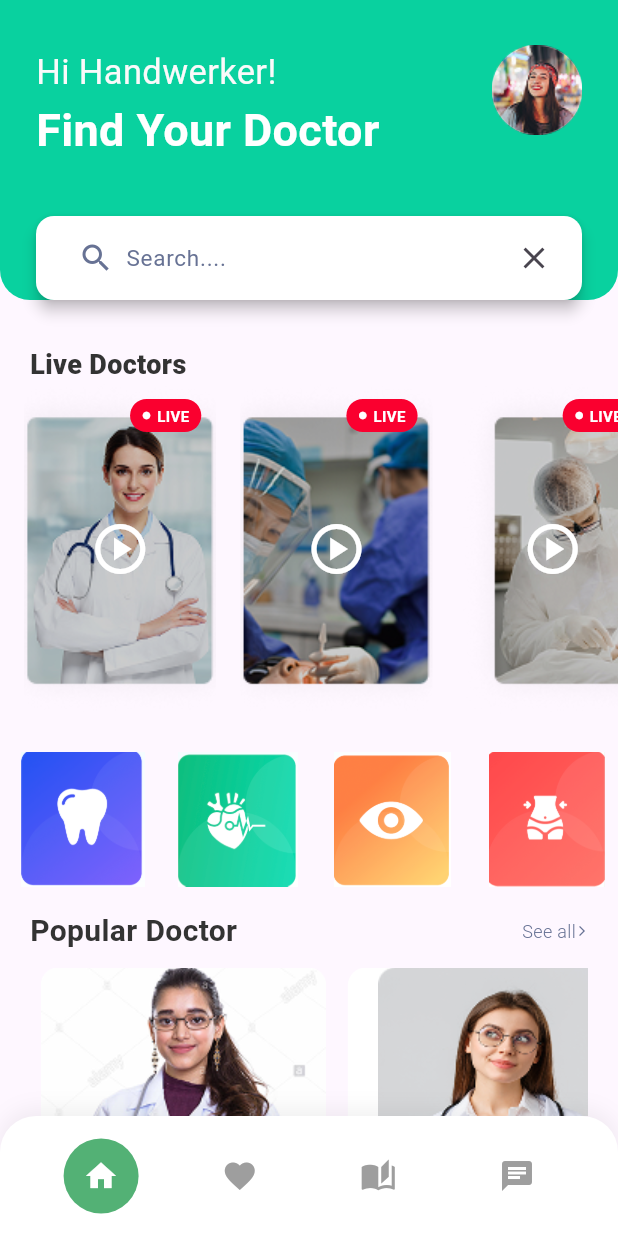
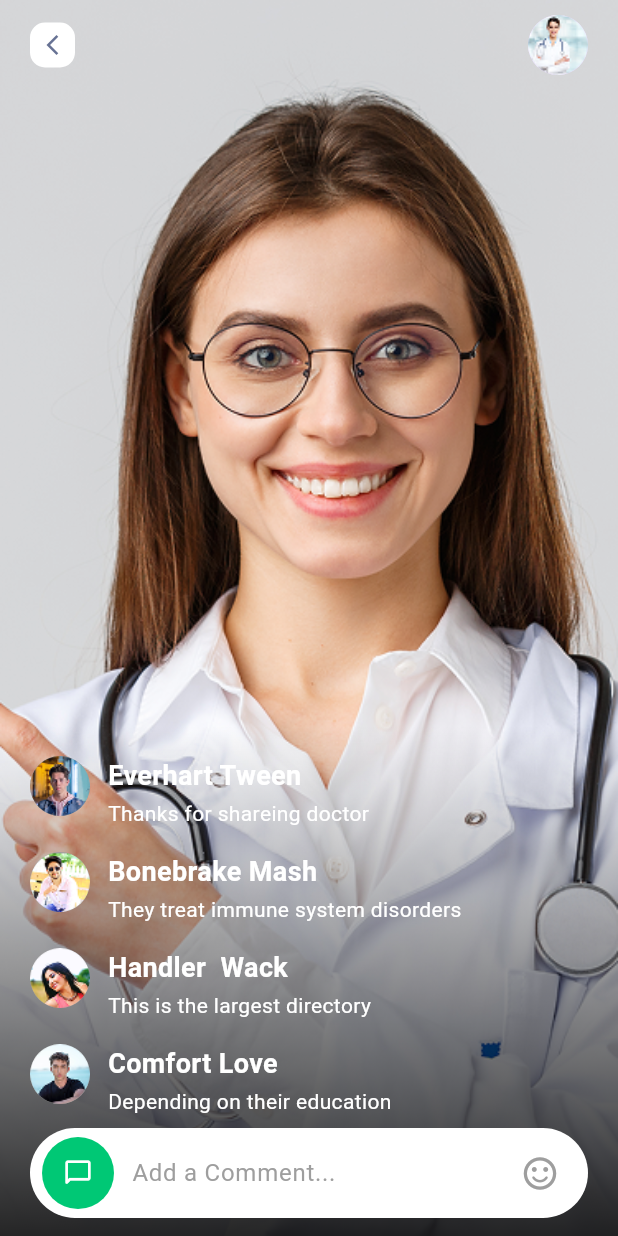
Before and after one commit to nouraalmufty-205/Doctor_app, a Flutter app: the screen it shows after launch, on a phone screen of 412 x 824 dp. Run offline on Flutter 3.47's test engine with Material 3 defaults, Android fonts, the phone set to English and light mode, and no system bars; drawn by our look-alikes of carousel_slider.

Commit message:
Added a Live Screen

```diff
--- a/lib/main.dart
+++ b/lib/main.dart
@@ -1,3 +1,4 @@
+import 'package:doctorapp/screens/livescreen.dart';
 import 'package:doctorapp/widgets/navbar.dart';
 import 'package:flutter/material.dart';
 
@@ -11,9 +12,6 @@ class MyApp extends StatelessWidget {
   // This widget is the root of your application.
   @override
   Widget build(BuildContext context) {
-    return MaterialApp(
-      debugShowCheckedModeBanner: false,
-      home: BottomNavBarScreen(),
-    );
+    return MaterialApp(debugShowCheckedModeBanner: false, home: LiveScreen());
   }
 }
--- /dev/null
+++ b/lib/screens/livescreen.dart
@@ -0,0 +1,122 @@
+import 'package:doctorapp/widgets/commentbar.dart';
+import 'package:doctorapp/widgets/commenttile.dart';
+import 'package:flutter/material.dart';
+
+class LiveScreen extends StatelessWidget {
+  const LiveScreen({super.key});
+
+  @override
+  Widget build(BuildContext context) {
+    return Container(
+      decoration: BoxDecoration(
+        image: DecorationImage(
+          image: Image.asset('assets/background.png').image,
+          fit: BoxFit.cover,
+        ),
+      ),
+      child: Scaffold(
+        backgroundColor: Colors.transparent,
+        body: Stack(
+          children: [
+            Positioned(
+              top: 0,
+              left: 0,
+              right: 0,
+
+              child: SafeArea(
+                child: Padding(
+                  padding: const EdgeInsets.symmetric(
+                    horizontal: 20.0,
+                    vertical: 10.0,
+                  ),
+                  child: Row(
+                    mainAxisAlignment: MainAxisAlignment.spaceBetween,
+                    children: [
+                      Container(
+                        height: 30,
+                        width: 30,
+                        decoration: BoxDecoration(
+                          color: Colors.white,
+                          borderRadius: BorderRadius.circular(10),
+                        ),
+                        child: Center(
+                          child: Icon(
+                            Icons.arrow_back_ios_new,
+                            size: 16,
+                            color: Color(0xff677294),
+                          ),
+                        ),
+                      ),
+                      CircleAvatar(
+                        backgroundImage: Image.asset('assets/live.png').image,
+                      ),
+                    ],
+                  ),
+                ),
+              ),
+            ),
+
+            Positioned(
+              left: 0,
+              right: 0,
+              bottom: 0,
+
+              child: Container(
+                padding: const EdgeInsets.symmetric(
+                  horizontal: 20,
+                  vertical: 12,
+                ),
+                decoration: BoxDecoration(
+                  gradient: LinearGradient(
+                    begin: Alignment.topCenter,
+                    end: Alignment.bottomCenter,
+                    colors: [
+                      Colors.transparent,
+                      // ignore: deprecated_member_use
+                      Colors.black.withOpacity(0.85),
+                    ],
+                  ),
+                ),
+
+                child: Column(
+                  mainAxisSize: MainAxisSize.min,
+                  crossAxisAlignment: CrossAxisAlignment.start,
+                  children: [
+                    ListView(
+                      shrinkWrap: true,
+
+                      children: [
+                        CommentTile(
+                          title: "Everhart Tween",
+                          image: 'assets/comment1.png',
+                          subtitle: "Thanks for shareing doctor",
+                        ),
+
+                        CommentTile(
+                          title: "Bonebrake Mash",
+                          image: 'assets/comment2.png',
+                          subtitle: "They treat immune system disorders",
+                        ),
+                        CommentTile(
+                          title: "Handler  Wack",
+                          image: 'assets/comment3.png',
+                          subtitle: "This is the largest directory",
+                        ),
+                        CommentTile(
+                          title: "Comfort Love",
+                          image: 'assets/comment4.png',
+                          subtitle: "Depending on their education",
+                        ),
+                      ],
+                    ),
+                    CommentBar(),
+                  ],
+                ),
+              ),
+            ),
+          ],
+        ),
+      ),
+    );
+  }
+}
--- /dev/null
+++ b/lib/widgets/commentbar.dart
@@ -0,0 +1,56 @@
+import 'package:flutter/material.dart';
+
+class CommentBar extends StatelessWidget {
+  const CommentBar({super.key});
+
+  @override
+  Widget build(BuildContext context) {
+    return Container(
+      padding: const EdgeInsets.symmetric(horizontal: 8.0, vertical: 6.0),
+      decoration: BoxDecoration(
+        color: Colors.white,
+        borderRadius: BorderRadius.circular(35.0),
+      ),
+      child: Row(
+        children: [
+          Container(
+            height: 48,
+            width: 48,
+            decoration: const BoxDecoration(
+              color: Color(0xFF00C875),
+              shape: BoxShape.circle,
+            ),
+            child: const Icon(
+              Icons.chat_bubble_outline_rounded,
+              color: Colors.white,
+              size: 20,
+            ),
+          ),
+
+          const SizedBox(width: 12),
+
+          const Expanded(
+            child: TextField(
+              decoration: InputDecoration(
+                hintText: "Add a Comment...",
+                hintStyle: TextStyle(color: Color(0xFF9E9E9E), fontSize: 16),
+                border: InputBorder.none,
+                contentPadding: EdgeInsets.symmetric(vertical: 10),
+              ),
+              style: TextStyle(fontSize: 16, color: Colors.black87),
+            ),
+          ),
+
+          IconButton(
+            icon: const Icon(
+              Icons.sentiment_satisfied_alt_rounded,
+              color: Color(0xFF9E9E9E),
+              size: 26,
+            ),
+            onPressed: () {},
+          ),
+        ],
+      ),
+    );
+  }
+}
--- /dev/null
+++ b/lib/widgets/commenttile.dart
@@ -0,0 +1,53 @@
+import 'package:flutter/material.dart';
+
+class CommentTile extends StatelessWidget {
+  final String image;
+  final String title;
+  final String subtitle;
+
+  const CommentTile({
+    super.key,
+    required this.image,
+    required this.title,
+    required this.subtitle,
+  });
+
+  @override
+  Widget build(BuildContext context) {
+    return Padding(
+      padding: const EdgeInsets.symmetric(vertical: 8),
+      child: Row(
+        crossAxisAlignment:
+            CrossAxisAlignment.start, // pins avatar + text to same top line
+        children: [
+          CircleAvatar(
+            backgroundColor: Colors.grey,
+            backgroundImage: Image.asset(image).image,
+          ),
+          const SizedBox(width: 12),
+          Expanded(
+            child: Column(
+              crossAxisAlignment: CrossAxisAlignment.start,
+              mainAxisSize: MainAxisSize.min,
+              children: [
+                Text(
+                  title,
+                  style: const TextStyle(
+                    fontSize: 18,
+                    color: Color(0xffFFFFFF),
+                    fontWeight: FontWeight.bold,
+                  ),
+                ),
+                const SizedBox(height: 2),
+                Text(
+                  subtitle,
+                  style: const TextStyle(color: Color(0xffFFFFFF)),
+                ),
+              ],
+            ),
+          ),
+        ],
+      ),
+    );
+  }
+}
```
Also changed, not shown: assets/background.png (added), assets/comment1.png (added), assets/comment2.png (added), assets/comment3.png (added), assets/comment4.png (added), assets/live.png (added).
